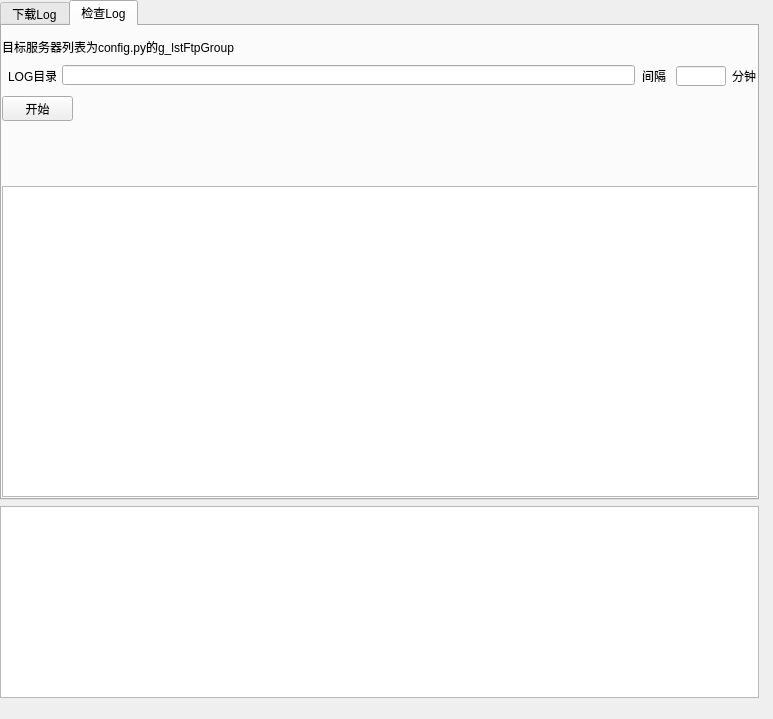
This is python/demo/xPyQTDemo/ui/DlgLog.ui in sunnybug/sunnybug as Qt 5 draws it before an edit. The edited form follows.
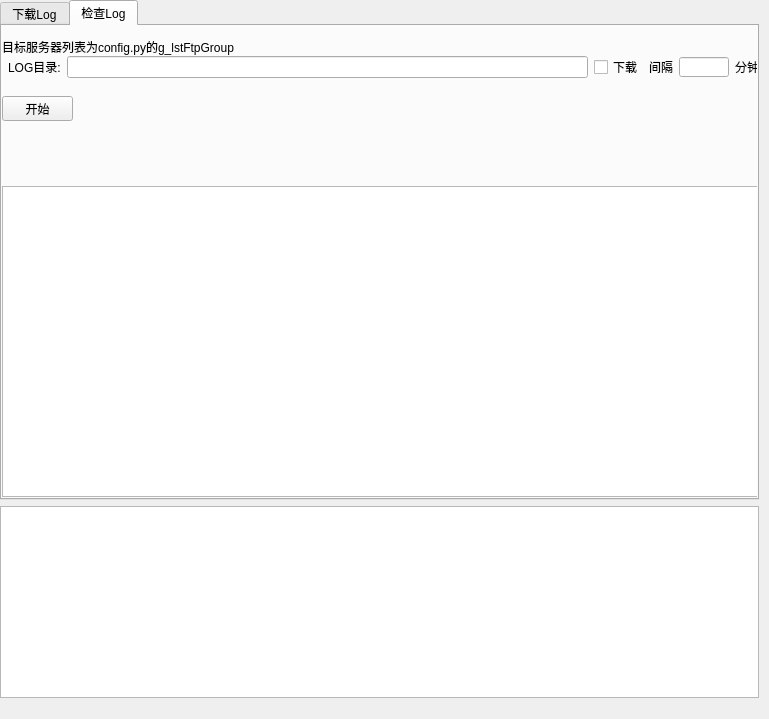
This is the edited form.

The edit to the form file:
```diff
--- a/python/demo/xPyQTDemo/ui/DlgLog.ui
+++ b/python/demo/xPyQTDemo/ui/DlgLog.ui
@@ -9,7 +9,7 @@
    <rect>
     <x>0</x>
     <y>0</y>
-    <width>773</width>
+    <width>769</width>
     <height>719</height>
    </rect>
   </property>
@@ -344,80 +344,6 @@
          <string>目标服务器列表为config.py的g_lstFtpGroup</string>
         </property>
        </widget>
-       <widget class="QLabel" name="label_6">
-        <property name="geometry">
-         <rect>
-          <x>730</x>
-          <y>40</y>
-          <width>24</width>
-          <height>20</height>
-         </rect>
-        </property>
-        <property name="text">
-         <string>分钟</string>
-        </property>
-       </widget>
-       <widget class="QLabel" name="label_7">
-        <property name="geometry">
-         <rect>
-          <x>640</x>
-          <y>40</y>
-          <width>31</width>
-          <height>20</height>
-         </rect>
-        </property>
-        <property name="text">
-         <string>间隔</string>
-        </property>
-       </widget>
-       <widget class="QLineEdit" name="edtCheckLogMinute">
-        <property name="geometry">
-         <rect>
-          <x>674</x>
-          <y>40</y>
-          <width>50</width>
-          <height>20</height>
-         </rect>
-        </property>
-        <property name="minimumSize">
-         <size>
-          <width>50</width>
-          <height>20</height>
-         </size>
-        </property>
-        <property name="maximumSize">
-         <size>
-          <width>50</width>
-          <height>20</height>
-         </size>
-        </property>
-        <property name="inputMask">
-         <string/>
-        </property>
-       </widget>
-       <widget class="QLineEdit" name="edtCheckLogPath">
-        <property name="geometry">
-         <rect>
-          <x>60</x>
-          <y>39</y>
-          <width>573</width>
-          <height>20</height>
-         </rect>
-        </property>
-       </widget>
-       <widget class="QLabel" name="label_8">
-        <property name="geometry">
-         <rect>
-          <x>6</x>
-          <y>30</y>
-          <width>48</width>
-          <height>39</height>
-         </rect>
-        </property>
-        <property name="text">
-         <string>LOG目录:</string>
-        </property>
-       </widget>
        <widget class="QPushButton" name="btnCheckLog">
         <property name="enabled">
          <bool>true</bool>
@@ -437,6 +363,68 @@
          <bool>false</bool>
         </property>
        </widget>
+       <widget class="QWidget" name="">
+        <property name="geometry">
+         <rect>
+          <x>6</x>
+          <y>30</y>
+          <width>751</width>
+          <height>22</height>
+         </rect>
+        </property>
+        <layout class="QHBoxLayout" name="horizontalLayout_5">
+         <item>
+          <widget class="QLabel" name="label_8">
+           <property name="text">
+            <string>LOG目录:</string>
+           </property>
+          </widget>
+         </item>
+         <item>
+          <widget class="QLineEdit" name="edtCheckLogPath"/>
+         </item>
+         <item>
+          <widget class="QCheckBox" name="chkCheckLogTab_Down">
+           <property name="text">
+            <string>下载</string>
+           </property>
+          </widget>
+         </item>
+         <item>
+          <widget class="QLabel" name="label_7">
+           <property name="text">
+            <string>间隔</string>
+           </property>
+          </widget>
+         </item>
+         <item>
+          <widget class="QLineEdit" name="edtCheckLogMinute">
+           <property name="minimumSize">
+            <size>
+             <width>50</width>
+             <height>20</height>
+            </size>
+           </property>
+           <property name="maximumSize">
+            <size>
+             <width>50</width>
+             <height>20</height>
+            </size>
+           </property>
+           <property name="inputMask">
+            <string/>
+           </property>
+          </widget>
+         </item>
+         <item>
+          <widget class="QLabel" name="label_6">
+           <property name="text">
+            <string>分钟</string>
+           </property>
+          </widget>
+         </item>
+        </layout>
+       </widget>
       </widget>
      </widget>
     </item>
```
Left out of the diff: 36 changed lines with no effect on the pictures.
